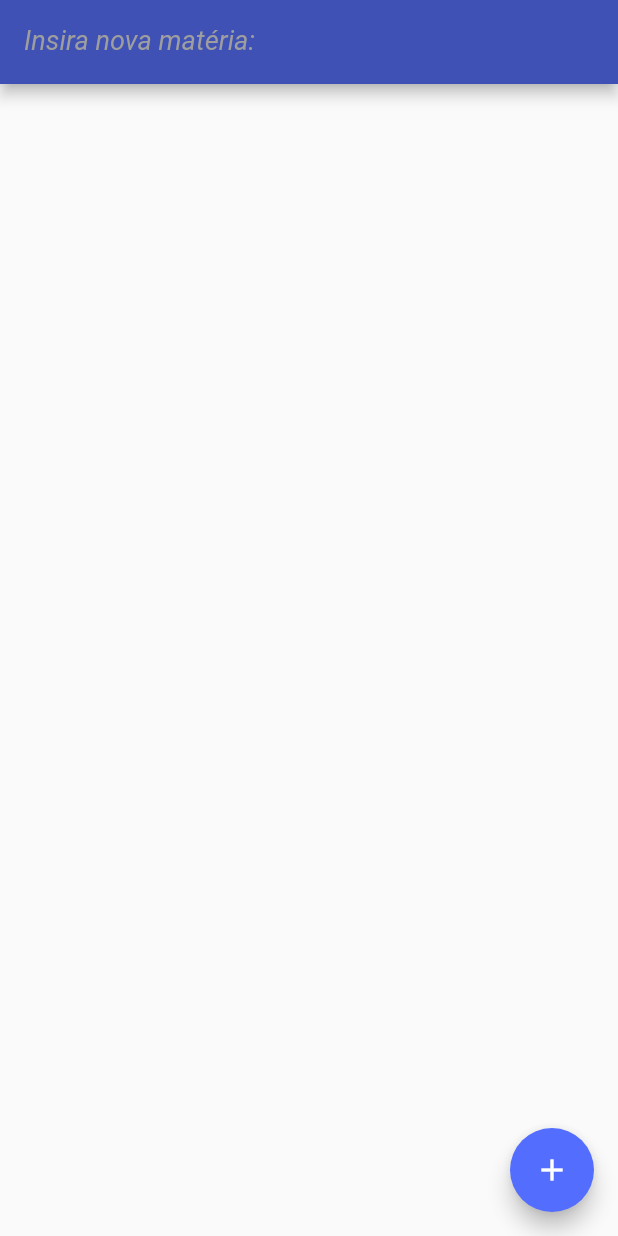
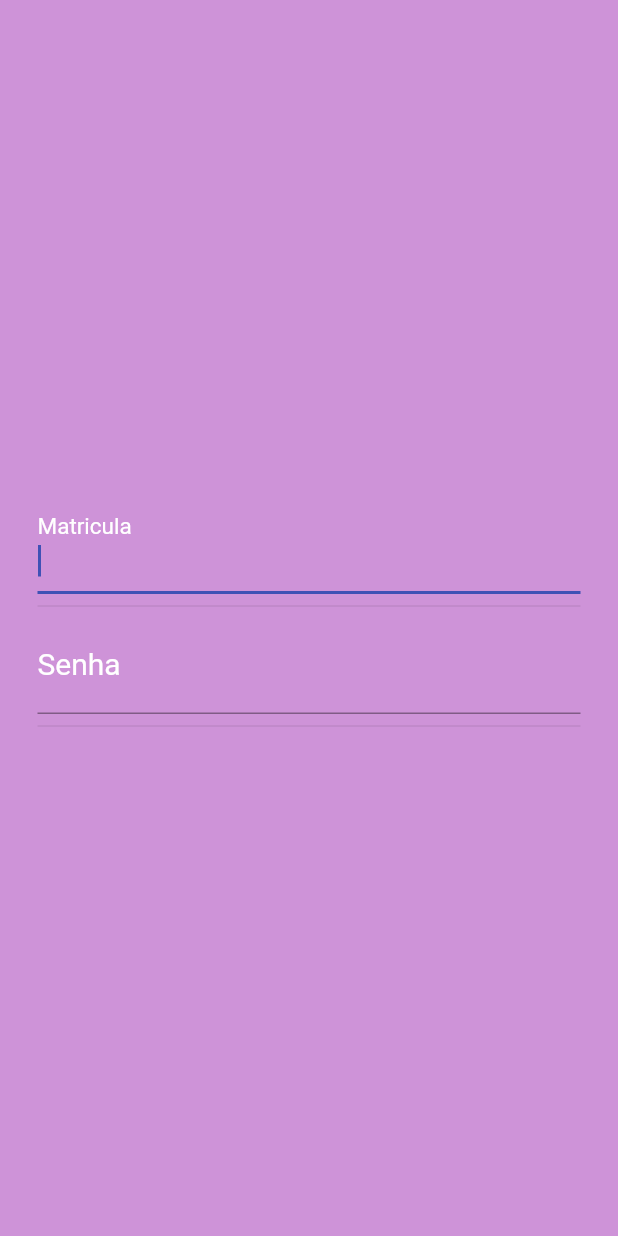
Before and after one commit to ibiaalice/flutter_examples_app, a Flutter app: the screen it shows after launch, on a phone screen of 412 x 824 dp. Run offline on Flutter 3.47's test engine with Material 2 defaults, Android fonts, the phone set to English and light mode, and no system bars; our stand-ins replace shared_preferences.

Commit message:
add pagina de login

```diff
--- a/todo/lib/main.dart
+++ b/todo/lib/main.dart
@@ -3,6 +3,7 @@ import 'dart:convert';
 import 'package:flutter/material.dart';
 import 'package:shared_preferences/shared_preferences.dart';
 import 'package:todo/models/item.dart';
+import 'package:todo/pages/login.page.dart';
 
 //casca
 void main() => runApp(App());
@@ -16,7 +17,7 @@ class App extends StatelessWidget {
         theme: ThemeData(
           primarySwatch: Colors.indigo,
         ),
-      home: HomePage(),
+        home: LoginPage(),//HomePage(),
         );
   }
 }
--- /dev/null
+++ b/todo/lib/pages/login.page.dart
@@ -0,0 +1,49 @@
+import 'package:flutter/material.dart';
+
+class LoginPage extends StatefulWidget {
+  @override
+  _LoginPageState createState() => _LoginPageState();
+}
+
+class _LoginPageState extends State<LoginPage> {
+  @override
+  Widget build(BuildContext context) {
+    return Scaffold(
+        backgroundColor: Colors.purple[200],
+        body: Padding(
+            padding: EdgeInsets.all(25),
+            child: Center(
+              child: Column(
+                crossAxisAlignment: CrossAxisAlignment.stretch,
+                mainAxisAlignment: MainAxisAlignment.center,
+                children: <Widget>[
+                  //inserindo entradas
+                  TextFormField(
+                    autofocus: true,
+                    keyboardType: TextInputType.number,
+                    style:
+                        new TextStyle(color: Colors.green[100], fontSize: 18),
+                    decoration: InputDecoration(
+                      labelText: 'Matricula',
+                      labelStyle: TextStyle(color: Colors.white, fontSize: 20),
+                    ),
+                  ),
+                  Divider(),
+                  TextFormField(
+                    autofocus: true,
+                    obscureText: true,
+                    keyboardType: TextInputType.text,
+                    style:
+                        new TextStyle(color: Colors.green[100], fontSize: 18),
+                    decoration: InputDecoration(
+                      labelText: 'Senha',
+                      labelStyle: TextStyle(color: Colors.white, fontSize: 20),
+                    ),
+                  ),
+                  Divider(),
+                  // ButtonTheme()
+                ],
+              ),
+            )));
+  }
+}
```
Lines whose indentation alone changed are shown as unchanged.
